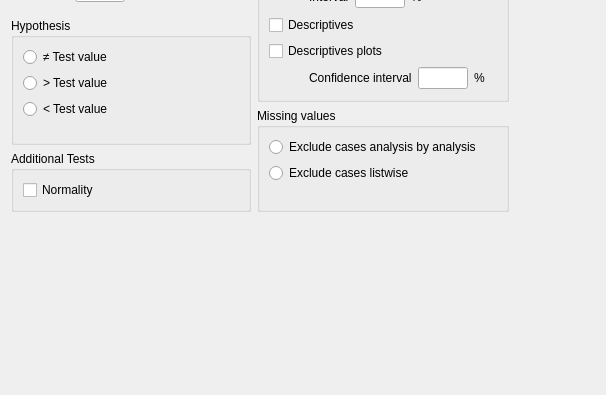
Qt form JASP-Desktop/analysisforms/ttestonesampleform.ui (jasp-stats/jasp-desktop) before a commit; both pictures show x 0 to 606 and y 351 to 746 of the 606 by 746 pixel window.
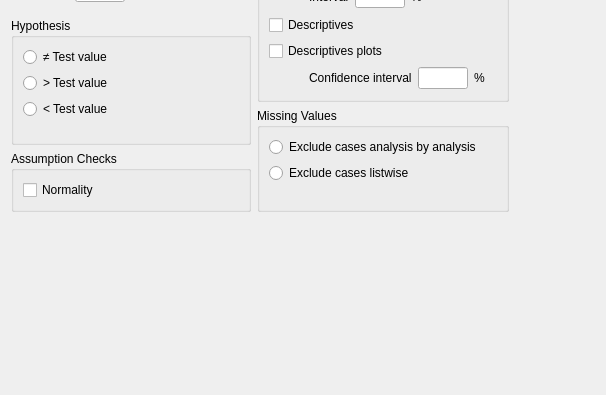
The same form after that commit. Custom widgets are drawn as their Qt base class.

Commit message: C. T-Tests: Implemented restructuring suggestions

```diff
--- a/JASP-Desktop/analysisforms/ttestonesampleform.ui
+++ b/JASP-Desktop/analysisforms/ttestonesampleform.ui
@@ -270,7 +270,7 @@
          </sizepolicy>
         </property>
         <property name="title">
-         <string>Missing values</string>
+         <string>Missing Values</string>
         </property>
         <property name="flat">
          <bool>false</bool>
@@ -564,7 +564,7 @@
          </sizepolicy>
         </property>
         <property name="title">
-         <string>Additional Tests</string>
+         <string>Assumption Checks</string>
         </property>
         <layout class="QGridLayout" name="gridLayout_12">
          <item row="0" column="0">
```
The commit also changes 6 other files.
